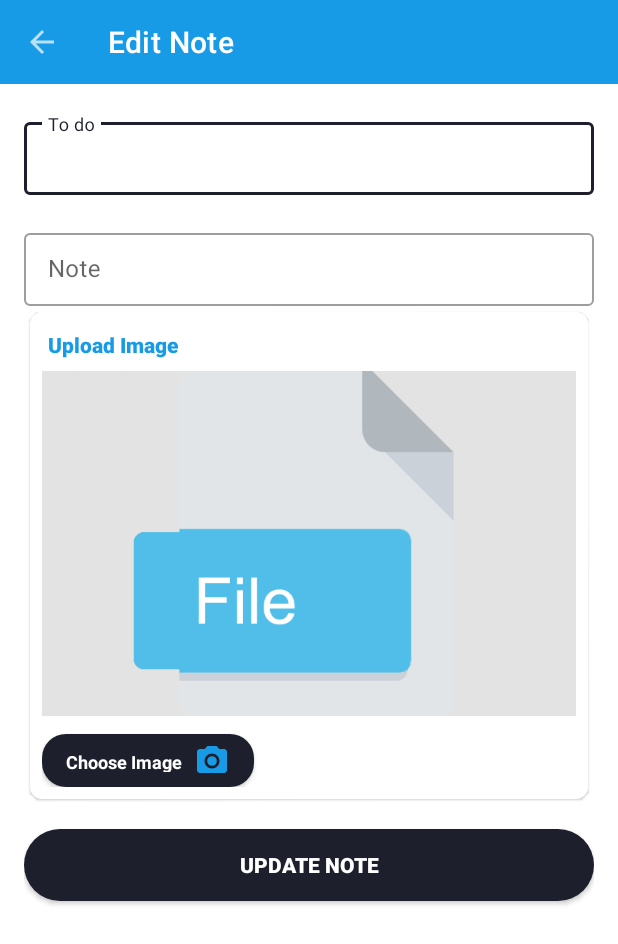
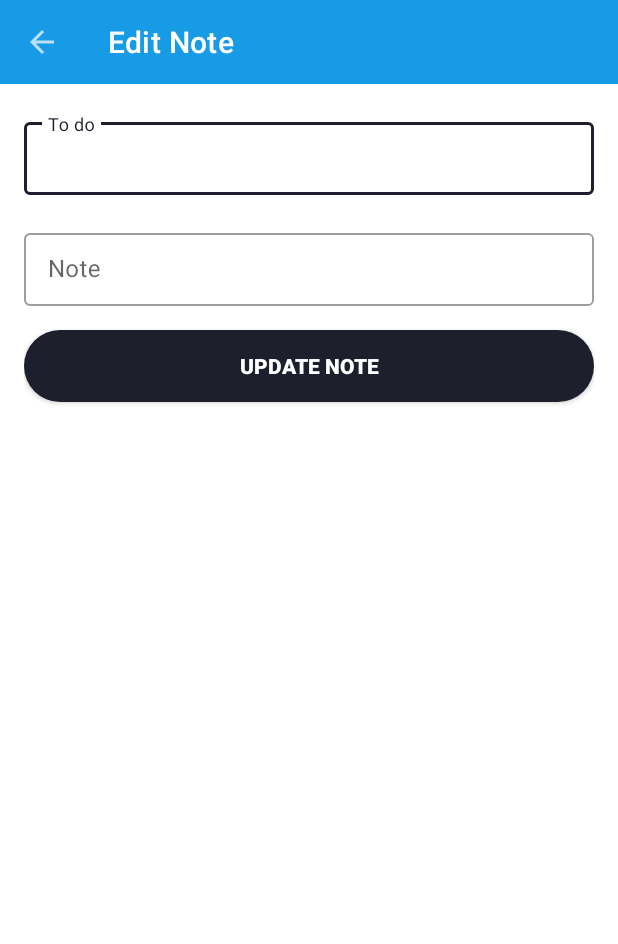
Before and after one commit to vickiekamau/note_keeper_app, an Android app: the NoteEditor screen opened directly, with no data from a screen before it, on a phone screen of 412 x 824 dp. Shown: the top 944 px of the screen. Run offline under Robolectric (Android 15) with nearby library versions, the phone set to English and light mode, and no system bars; our stand-ins replace Firebase (no records; nobody signed in at launch, a user with empty details on screens opened directly); libraries missing offline, so code that uses them is left out: cn.pedant; 4 statements that could not run were skipped.

Commit message:
first commit

```diff
--- a/app/src/main/java/com/example/mynoteapp/Activities/MainActivity.java
+++ b/app/src/main/java/com/example/mynoteapp/Activities/MainActivity.java
@@ -66,11 +66,8 @@ public class MainActivity extends AppCompatActivity  {
         sweetAlertDialog.setCancelable(false);
         sweetAlertDialog.show();
 
-        String myUserEmail = email;
+
         Log.e("email",email);
-        //String myUserId = databaseReference.getKey();
-        //Query myTopPostsQuery = databaseReference.child(myUserId)
-               // .orderByChild("email").equalTo(myUserEmail);
         databaseReference.addListenerForSingleValueEvent(new ValueEventListener() {
             @Override
             public void onDataChange(@NonNull DataSnapshot snapshot) {
--- a/app/src/main/res/layout/activity_note_editor.xml
+++ b/app/src/main/res/layout/activity_note_editor.xml
@@ -56,49 +56,7 @@
                 android:textColor="@android:color/black" />
         </com.google.android.material.textfield.TextInputLayout>
 
-        <RelativeLayout
-            android:layout_width="match_parent"
-            android:layout_height="wrap_content"
-            android:layout_margin="@dimen/view_padding"
-            android:layout_marginTop="20dp"
-            android:background="@drawable/body_bg"
-            android:elevation="1dp"
-            android:padding="@dimen/layout_padding">
 
-            <TextView
-                android:id="@+id/idTitle"
-                style="@style/title"
-                android:layout_width="match_parent"
-                android:layout_height="wrap_content"
-                android:layout_marginBottom="@dimen/view_padding"
-                android:padding="@dimen/view_padding"
-                android:text="Upload Image" />
-
-            <ImageView
-                android:id="@+id/iDImageView"
-                android:layout_width="match_parent"
-                android:layout_height="230dp"
-                android:scaleType="centerCrop"
-                android:layout_below="@id/idTitle"
-                android:layout_marginBottom="@dimen/view_padding"
-                android:adjustViewBounds="true"
-                android:background="@color/pressed_bg"
-                android:padding="@dimen/view_padding"
-                android:src="@drawable/file"
-                android:contentDescription="@string/image" />
-
-            <Button
-                android:id="@+id/idCaptureBtn"
-                style="@style/btn_small"
-                android:layout_width="wrap_content"
-                android:layout_height="35dp"
-                android:onClick="chooseImage"
-                android:layout_below="@id/iDImageView"
-                android:layout_marginTop="@dimen/layout_padding"
-                android:drawableEnd="@drawable/ic_photo_camera"
-                android:text="@string/choose_image"
-                android:textSize="12sp" />
-        </RelativeLayout>
 
         <Button
             android:id="@+id/updateBtn"
--- a/app/src/main/res/layout/item_note.xml
+++ b/app/src/main/res/layout/item_note.xml
@@ -9,7 +9,6 @@
     android:layout_marginBottom="4dp"
     app:cardCornerRadius="2dp"
     app:cardElevation="1dp"
-    android:clickable="true"
     android:focusable="true"
     android:foreground="?attr/selectableItemBackground"
     android:id="@+id/card_item">
@@ -52,7 +51,8 @@
         android:layout_width="20dp"
         android:layout_height="wrap_content"
         android:text="&#8942;"
-        android:textSize="20sp"
+        android:textSize="35sp"
         android:id="@+id/txt_option"
+        android:layout_marginTop="15dp"
         android:layout_gravity="right" />
 </androidx.cardview.widget.CardView>
```
Also changed, not shown: app/src/main/java/com/example/mynoteapp/Activities/AddNote.java (+6 -3 lines), app/src/main/java/com/example/mynoteapp/Activities/NoteEditor.java (+17 -96 lines), app/src/main/java/com/example/mynoteapp/adapter/NotesAdapter.java (+2 -8 lines).
